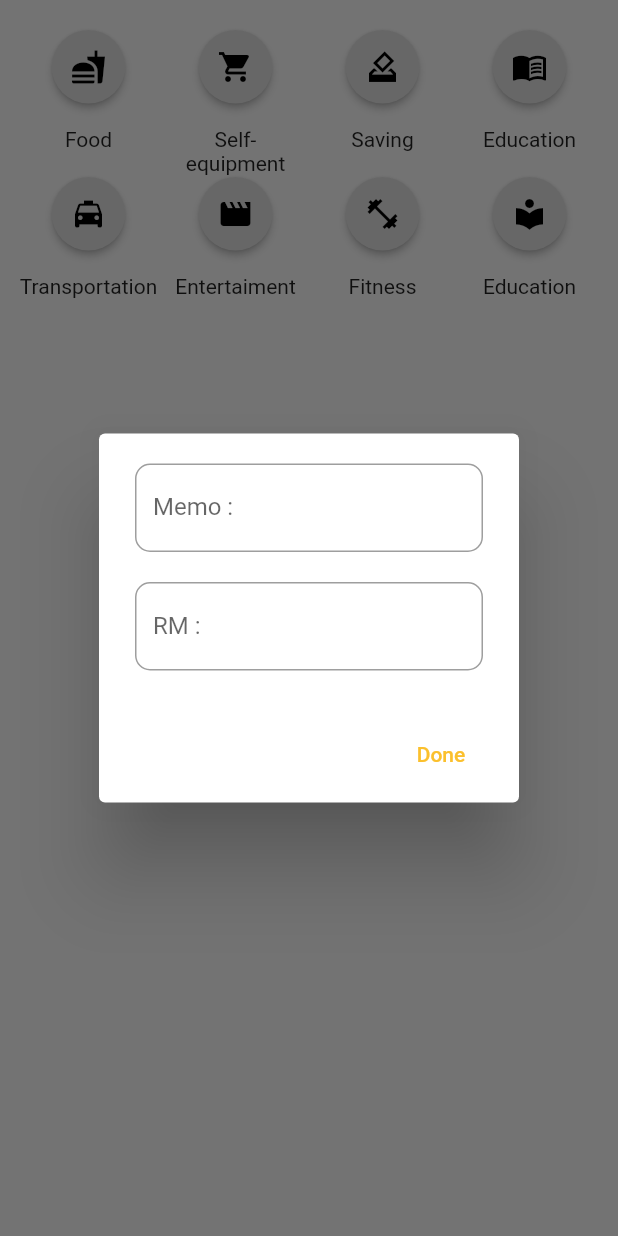
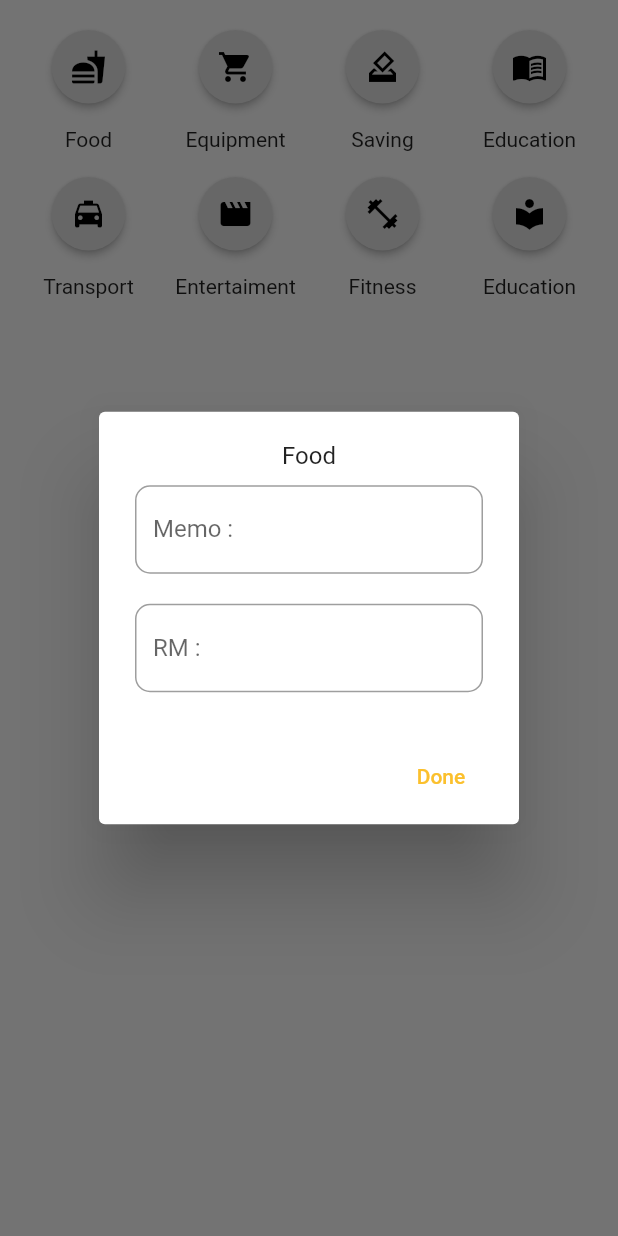
Before and after one commit to mshfayyadh/kaching, a Flutter app: the ExpenseButton widget shown alone on an empty page, opened directly, after a tap on the "fastfood" icon, on a phone screen of 412 x 824 dp. Run offline on Flutter 3.47's test engine with Material 2 defaults, Android fonts, the phone set to English and light mode, and no system bars.

Commit message:
Fix dropdown & add alertBox title

```diff
--- a/lib/screens/addScreen.dart
+++ b/lib/screens/addScreen.dart
@@ -26,8 +26,12 @@ class _AddscreenState extends State<Addscreen> {
           }).toList(),
           icon: Icon(Icons.arrow_drop_down),
           onChanged: (String newValue) {
-            setState(() {dropdownValue = newValue;type++;});
-          },
+            (newValue!=dropdownValue) ? setState(() {
+              dropdownValue = newValue;
+              type++;
+              })
+              : setState(() {});
+          }
         ),
       ),
       body: Center(
@@ -45,6 +49,8 @@ class IncomeButton extends StatelessWidget {
     Key key,
   }) : super(key: key);
 
+  final String parent="Parents support",scholar="Scholarship",income="Side income",baitul="Baitulmal";
+
   @override
   Widget build(BuildContext context) {
     return GridView.count(
@@ -52,26 +58,26 @@ class IncomeButton extends StatelessWidget {
       padding: EdgeInsets.symmetric(horizontal: 10.0, vertical: 20.0),
       childAspectRatio: 2,
       children: [
-        buildMaterialButton(context,Icons.family_restroom),
-        buildMaterialButton(context,Icons.school),
-        buildMaterialButton(context,Icons.vertical_align_bottom_rounded),
-        buildMaterialButton(context,Icons.volunteer_activism),
-        Text("\nParents support", textAlign: TextAlign.center),
-        Text("\nScholarship", textAlign: TextAlign.center),
-        Text("\nSide income", textAlign: TextAlign.center),
-        Text("\nBaitulmal", textAlign: TextAlign.center),
+        buildMaterialButton(context,Icons.family_restroom,parent),
+        buildMaterialButton(context,Icons.school,scholar),
+        buildMaterialButton(context,Icons.vertical_align_bottom_rounded,income),
+        buildMaterialButton(context,Icons.volunteer_activism,baitul),
+        Text("\n$parent", textAlign: TextAlign.center),
+        Text("\n$scholar", textAlign: TextAlign.center),
+        Text("\n$income", textAlign: TextAlign.center),
+        Text("\n$baitul", textAlign: TextAlign.center),
       ]
     );
   }
 
-  MaterialButton buildMaterialButton(BuildContext context,IconData icon) {
+  MaterialButton buildMaterialButton(BuildContext context,IconData icon,String details) {
     return MaterialButton(
         color: Colors.grey[300],
         shape: CircleBorder(),
         textColor: Colors.black,
         child: Icon(icon),
         onPressed: (){
-          createAlertDialog(context);
+          createAlertDialog(context,details);
         },
       );
   }
@@ -82,6 +88,8 @@ class ExpenseButton extends StatelessWidget {
     Key key,
   }) : super(key: key);
 
+  final String food="Food",equip="Equipment",save="Saving",edu="Education",tran="Transport",ent="Entertaiment",fit="Fitness";
+
   @override
   Widget build(BuildContext context) {
     return GridView.count(
@@ -89,46 +97,51 @@ class ExpenseButton extends StatelessWidget {
       padding: EdgeInsets.symmetric(horizontal: 10.0, vertical: 20.0),
       childAspectRatio: 2,
       children: [
-        buildMaterialButton(context,Icons.fastfood),
-        buildMaterialButton(context,Icons.shopping_cart),
-        buildMaterialButton(context,Icons.how_to_vote_sharp),
-        buildMaterialButton(context,Icons.menu_book),
-        Text("\nFood", textAlign: TextAlign.center),
-        Text("\nSelf-\nequipment", textAlign: TextAlign.center),
-        Text("\nSaving", textAlign: TextAlign.center),
-        Text("\nEducation", textAlign: TextAlign.center),
-        buildMaterialButton(context,Icons.local_taxi),
-        buildMaterialButton(context,Icons.movie),
-        buildMaterialButton(context,Icons.fitness_center),
-        buildMaterialButton(context,Icons.local_library),
-        Text("\nTransportation", textAlign: TextAlign.center),
-        Text("\nEntertaiment", textAlign: TextAlign.center),
-        Text("\nFitness", textAlign: TextAlign.center),
+        buildMaterialButton(context,Icons.fastfood,food),
+        buildMaterialButton(context,Icons.shopping_cart,equip),
+        buildMaterialButton(context,Icons.how_to_vote_sharp,save),
+        buildMaterialButton(context,Icons.menu_book,edu),
+        Text("\n$food", textAlign: TextAlign.center),
+        Text("\n$equip", textAlign: TextAlign.center),
+        Text("\n$save", textAlign: TextAlign.center),
+        Text("\n$edu", textAlign: TextAlign.center),
+        buildMaterialButton(context,Icons.local_taxi,tran),
+        buildMaterialButton(context,Icons.movie,ent),
+        buildMaterialButton(context,Icons.fitness_center,fit),
+        buildMaterialButton(context,Icons.local_library,fit),
+        Text("\n$tran", textAlign: TextAlign.center),
+        Text("\n$ent", textAlign: TextAlign.center),
+        Text("\n$fit", textAlign: TextAlign.center),
         Text("\nEducation", textAlign: TextAlign.center),
       ]
     );
   }
 
-  MaterialButton buildMaterialButton(BuildContext context,IconData icon) {
+  MaterialButton buildMaterialButton(BuildContext context,IconData icon,String details) {
     return MaterialButton(
         color: Colors.grey[300],
         shape: CircleBorder(),
         textColor: Colors.black,
         child: Icon(icon),
         onPressed: (){
-          createAlertDialog(context);
+          createAlertDialog(context,details);
         },
       );
   }
 }
 
-createAlertDialog(BuildContext context){
+createAlertDialog(BuildContext context,String details){
     return showDialog(context: context,builder: (context){
       return AlertDialog(
         content: Column(
           mainAxisAlignment: MainAxisAlignment.center,
           mainAxisSize: MainAxisSize.min,
           children: <Widget>[
+            Text(
+              details,
+              //style: TextStyle(color: Colors.yellow[700]),
+            ),
+            SizedBox(height: 10),
             TextField(
               decoration: InputDecoration(
                 border: OutlineInputBorder(borderRadius: BorderRadius.circular(10)),
```
